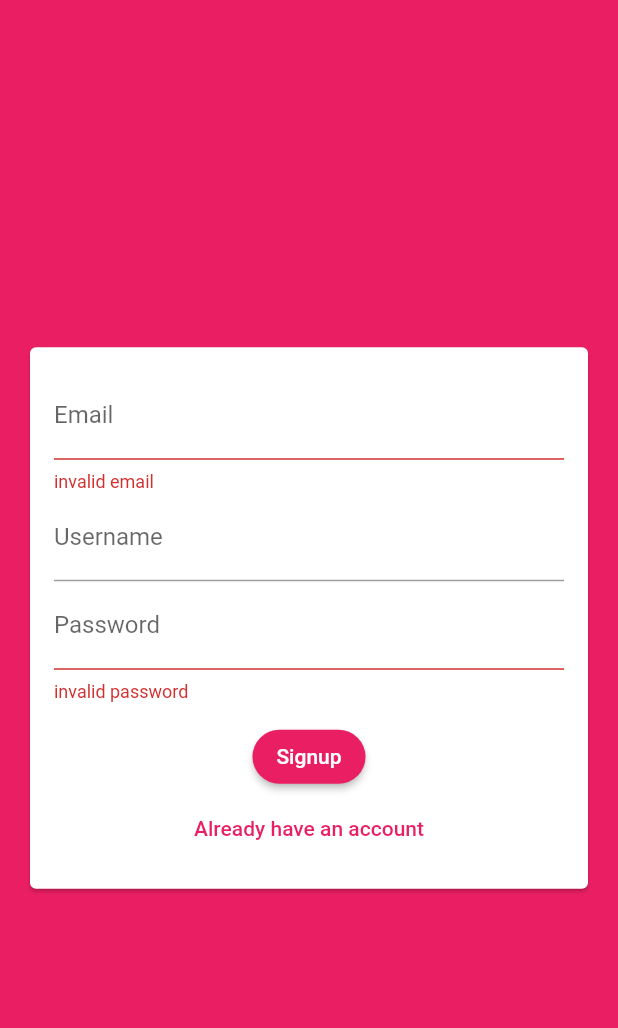
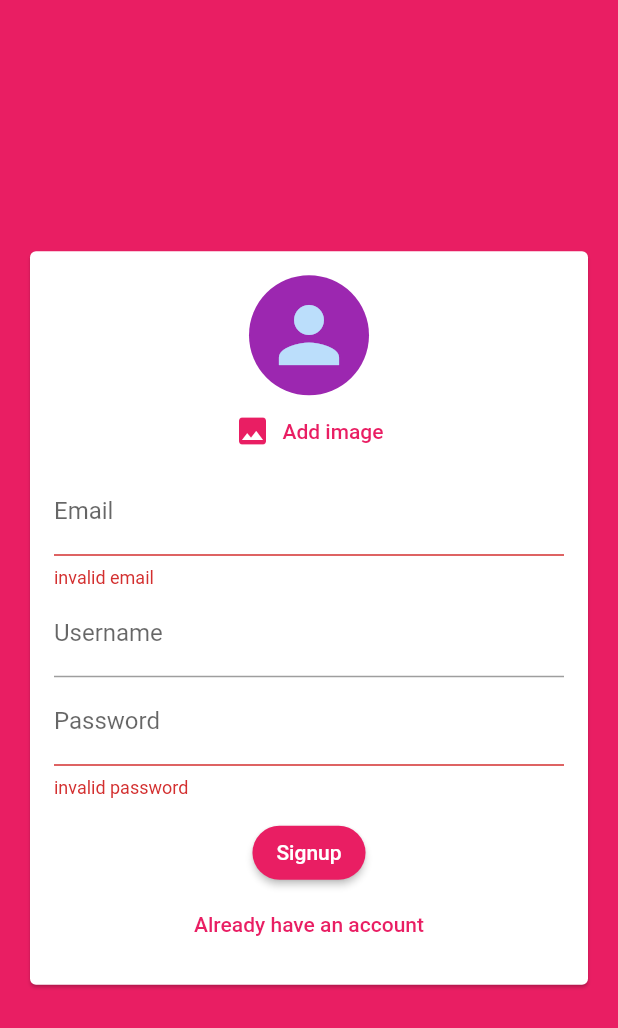
Before and after one commit to QiaoZhennn/chat_app, a Flutter app: the screen it shows after launch, after a tap on "Login", after a tap on "Create new account", on a phone screen of 412 x 824 dp. Shown: the top 1028 px of the screen. Run offline on Flutter 3.47's test engine with Material 2 defaults, Android fonts, the phone set to English and light mode, and no system bars; our stand-ins replace cloud_firestore, firebase_auth, firebase_core, firebase_messaging, firebase_storage, image_picker; accounts and stored records are empty.

Commit message:
last commit

```diff
--- /dev/null
+++ b/lib/api_key.dart
@@ -0,0 +1 @@
+String GOOGLE_FIREBASE_API_KEY='AIzaSyCkgxfnm325s9LOWf43MY_iD-SArGWzxmg';
--- a/lib/screen/auth_screen.dart
+++ b/lib/screen/auth_screen.dart
@@ -1,8 +1,12 @@
+import 'dart:io';
+
 import 'package:chat_app/widgets/auth_form.dart';
 import 'package:cloud_firestore/cloud_firestore.dart';
+import 'package:firebase_messaging/firebase_messaging.dart';
 import 'package:flutter/material.dart';
 import 'package:firebase_auth/firebase_auth.dart';
 import 'package:flutter/services.dart';
+import 'package:firebase_storage/firebase_storage.dart';
 
 class AuthScreen extends StatefulWidget {
   const AuthScreen({Key? key}) : super(key: key);
@@ -15,7 +19,7 @@ class _AuthScreenState extends State<AuthScreen> {
   final _auth = FirebaseAuth.instance;
   bool _isLoading = false;
 
-  Future<void> _submitAuthForm(String email, String username, String password,
+  Future<void> _submitAuthForm(String email,String password, String username, File? image,
       bool isLogin, BuildContext ctx) async {
     UserCredential userCredential;
     try {
@@ -28,11 +32,20 @@ class _AuthScreenState extends State<AuthScreen> {
       } else {
         userCredential = await _auth.createUserWithEmailAndPassword(
             email: email, password: password);
+        String image_url = '';
+        if (image != null) {
+          final ref = FirebaseStorage.instance.ref().child('user_image').child(userCredential.user!.uid + '.jpg');
+          await ref.putFile(image).whenComplete(() {});
+          image_url = await ref.getDownloadURL();
+        }
         await FirebaseFirestore.instance
             .collection('user')
             .doc(userCredential.user!.uid)
-            .set({'username': username, 'email': email});
+            .set({'username': username, 'email': email, 'image_url':image_url});
       }
+      setState(() {
+        _isLoading = false;
+      });
     } on FirebaseAuthException catch (err) {
       String message = "An error occured, please check your credentials";
       if (err.message != null) {
@@ -44,10 +57,6 @@ class _AuthScreenState extends State<AuthScreen> {
       ));
     } catch (err) {
       print(err.runtimeType.toString() + err.toString());
-    } finally {
-      setState(() {
-        _isLoading = false;
-      });
     }
   }
 
--- a/lib/widgets/auth_form.dart
+++ b/lib/widgets/auth_form.dart
@@ -1,7 +1,10 @@
+import 'dart:io';
+
+import 'package:chat_app/widgets/user_image_picker.dart';
 import 'package:flutter/material.dart';
 
 class AuthForm extends StatefulWidget {
-  final void Function(String email, String password, String username,
+  final void Function(String email, String password, String username, File? image,
       bool isLogin, BuildContext ctx) submitFn;
   bool _isLoading = false;
   AuthForm(this.submitFn, this._isLoading);
@@ -16,13 +19,17 @@ class _AuthFormState extends State<AuthForm> {
   String? _email = '';
   String? _username = '';
   String? _password = '';
+  File? _userImageFile;
 
+  void _pickImage(File? image) {
+    _userImageFile = image;
+  }
   void _trySubmit() {
     final isValid = _formKey.currentState!.validate();
     FocusScope.of(context).unfocus();
     if (isValid) {
       _formKey.currentState!.save();
-      widget.submitFn(_email!.trim(), _username!.trim(), _password!.trim(),
+      widget.submitFn(_email!.trim(), _password!.trim(),  _username!.trim(),_userImageFile,
           _isLogin, context);
     }
   }
@@ -40,6 +47,8 @@ class _AuthFormState extends State<AuthForm> {
               child: Column(
                 mainAxisSize: MainAxisSize.min,
                 children: [
+                  if (!_isLogin)
+                    UserImagePicker(_pickImage),
                   TextFormField(
                     key: const ValueKey('email'),
                     validator: (value) {
--- a/lib/widgets/messages.dart
+++ b/lib/widgets/messages.dart
@@ -1,6 +1,7 @@
 import 'package:chat_app/widgets/message_bubble.dart';
 import 'package:cloud_firestore/cloud_firestore.dart';
 import 'package:firebase_auth/firebase_auth.dart';
+import 'package:firebase_messaging/firebase_messaging.dart';
 import 'package:flutter/material.dart';
 
 class Messages extends StatelessWidget {
@@ -9,7 +10,6 @@ class Messages extends StatelessWidget {
   @override
   Widget build(BuildContext context) {
     final user = FirebaseAuth.instance.currentUser;
-
     return StreamBuilder(
         stream: FirebaseFirestore.instance
             .collection('chat')
@@ -34,6 +34,7 @@ class Messages extends StatelessWidget {
                   chatDocs![index]['text'],
                   chatDocs[index]['userId'] == user.uid,
                   chatDocs[index]['username'],
+                  chatDocs[index]['userImage'],
                   ValueKey(chatDocs[index].id))));
         });
   }
--- a/lib/widgets/new_message.dart
+++ b/lib/widgets/new_message.dart
@@ -22,6 +22,7 @@ class _NewMessageState extends State<NewMessage> {
       'createdAt': Timestamp.now(),
       'userId': user.uid,
       'username': userData['username'],
+      'userImage': userData['image_url'],
     });
     _controller.clear();
   }
--- /dev/null
+++ b/lib/widgets/user_image_picker.dart
@@ -0,0 +1,45 @@
+import 'dart:io';
+
+import 'package:flutter/material.dart';
+import 'package:image_picker/image_picker.dart';
+
+class UserImagePicker extends StatefulWidget {
+  final void Function(File pickedImage) imagePickFn;
+  const UserImagePicker(this.imagePickFn);
+
+  @override
+  State<UserImagePicker> createState() => _UserImagePickerState();
+}
+
+class _UserImagePickerState extends State<UserImagePicker> {
+  File? _pickedImage;
+  Future<void> _pickImage() async {
+    ImageSource source = ImageSource.gallery;
+    if (Platform.isAndroid) source = ImageSource.camera;
+    final image = await ImagePicker().pickImage(source: source, imageQuality: 50, maxWidth: 150);
+    if (image == null) return;
+    setState(() {
+       _pickedImage = File(image.path);
+    });
+    widget.imagePickFn(_pickedImage!);
+  }
+
+  @override
+  Widget build(BuildContext context) {
+    return Column(
+      children: [
+        CircleAvatar(
+          radius: 40,
+          child: _pickedImage == null ? Icon(Icons.person, size: 60,) : null,
+          backgroundColor: Colors.purple,
+          backgroundImage:
+              _pickedImage == null ? null : FileImage(_pickedImage!),
+        ),
+        TextButton.icon(
+            icon: Icon(Icons.image),
+            label: Text('Add image'),
+            onPressed: _pickImage),
+      ],
+    );
+  }
+}
--- a/pubspec.yaml
+++ b/pubspec.yaml
@@ -39,6 +39,9 @@ dependencies:
   cloud_firestore: ^3.4.8
   firebase_core: ^1.22.0
   firebase_auth: ^3.9.0
+  image_picker: ^0.8.5+3
+  firebase_storage: ^10.3.8
+  firebase_messaging: ^13.0.2
 
 dev_dependencies:
   flutter_test:
```
Also changed, not shown: lib/widgets/message_bubble.dart (+19 -4 lines), pubspec.lock, 6 other files.
